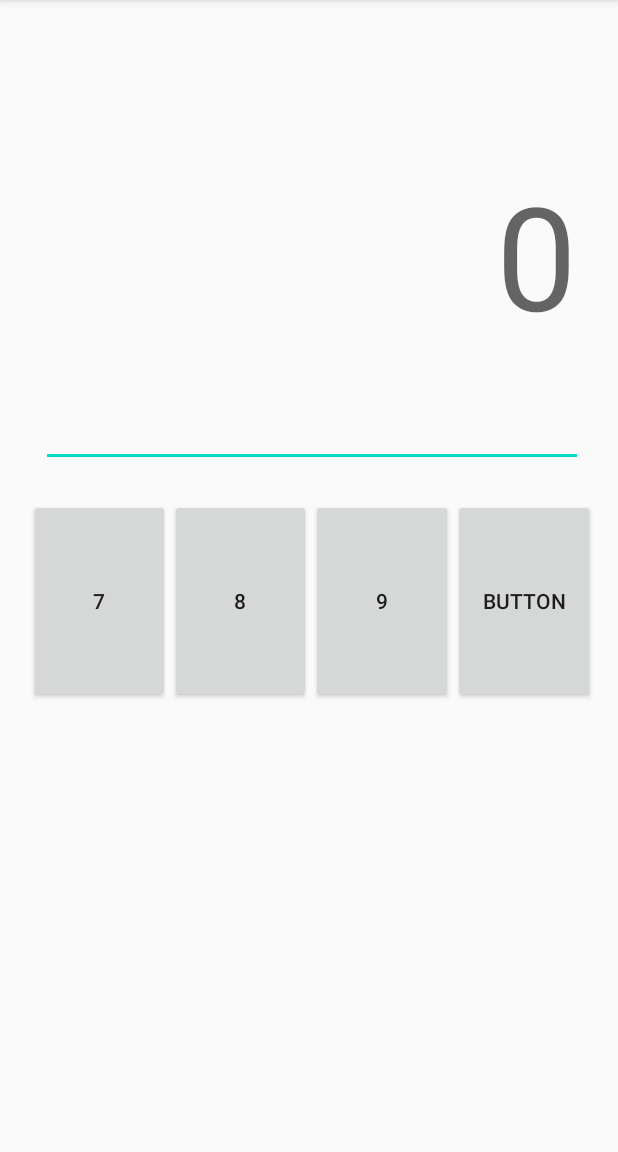
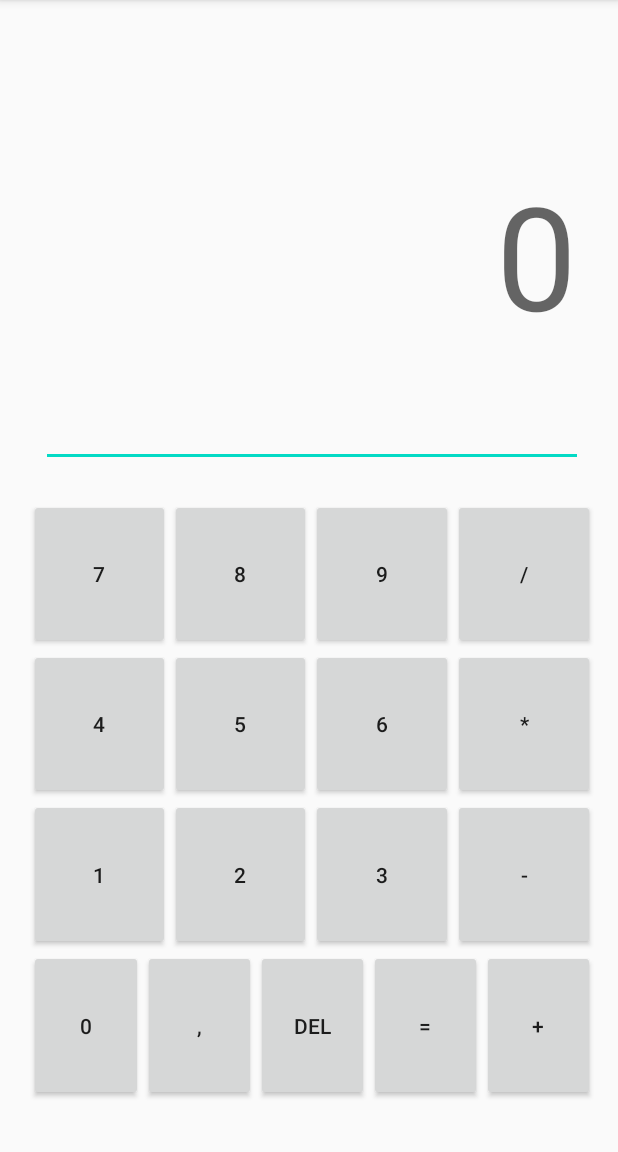
Before and after one commit to JuanAntonio21/calculadora, an Android app: the screen it shows after launch (MainActivity), on a phone screen of 412 x 824 dp, the part 84-1236 px from its top. Run offline under Robolectric (Android 15) with nearby library versions, the phone set to English and light mode, and no system bars.

Commit message:
UP Todos los botones añadidos

```diff
--- a/app/src/main/res/layout/activity_main.xml
+++ b/app/src/main/res/layout/activity_main.xml
@@ -45,27 +45,123 @@
                 android:text="9" />
 
             <Button
-                android:id="@+id/button4"
+                android:id="@+id/buttonDivision"
                 android:layout_width="wrap_content"
                 android:layout_height="match_parent"
                 android:layout_weight="1"
-                android:text="Button" />
+                android:text="/" />
         </TableRow>
 
         <TableRow
             android:layout_width="match_parent"
             android:layout_height="match_parent"
-            android:layout_weight="1" />
+            android:layout_weight="1" >
 
+            <Button
+                android:id="@+id/button4"
+                android:layout_width="wrap_content"
+                android:layout_height="match_parent"
+                android:layout_weight="1"
+                android:text="4" />
+
+            <Button
+                android:id="@+id/button5"
+                android:layout_width="wrap_content"
+                android:layout_height="match_parent"
+                android:layout_weight="1"
+                android:text="5" />
+
+            <Button
+                android:id="@+id/button6"
+                android:layout_width="wrap_content"
+                android:layout_height="match_parent"
+                android:layout_weight="1"
+                android:text="6" />
+
+            <Button
+                android:id="@+id/buttonMult"
+                android:layout_width="wrap_content"
+                android:layout_height="match_parent"
+                android:layout_weight="1"
+                android:text="*" />
+
+        </TableRow>
         <TableRow
             android:layout_width="match_parent"
             android:layout_height="match_parent"
-            android:layout_weight="1" />
+            android:layout_weight="1" >
 
+            <Button
+                android:id="@+id/button1"
+                android:layout_width="wrap_content"
+                android:layout_height="match_parent"
+                android:layout_weight="1"
+                android:text="1" />
+
+            <Button
+                android:id="@+id/button2"
+                android:layout_width="wrap_content"
+                android:layout_height="match_parent"
+                android:layout_weight="1"
+                android:text="2" />
+
+            <Button
+                android:id="@+id/button3"
+                android:layout_width="wrap_content"
+                android:layout_height="match_parent"
+                android:layout_weight="1"
+                android:text="3" />
+
+            <Button
+                android:id="@+id/buttonRest"
+                android:layout_width="wrap_content"
+                android:layout_height="match_parent"
+                android:layout_weight="1"
+                android:text="-" />
+
+        </TableRow>
         <TableRow
             android:layout_width="match_parent"
             android:layout_height="match_parent"
-            android:layout_weight="1" />
+            android:layout_weight="1" >
+
+            <Button
+                android:id="@+id/button0"
+                android:layout_width="wrap_content"
+                android:layout_height="match_parent"
+                android:layout_weight="1"
+                android:text="0" />
+            <Button
+                android:id="@+id/buttonDec"
+                android:layout_width="wrap_content"
+                android:layout_height="match_parent"
+                android:layout_weight="1"
+                android:text="," />
+
+            <Button
+                android:id="@+id/buttonDel"
+                android:layout_width="wrap_content"
+                android:layout_height="match_parent"
+                android:layout_weight="1"
+                android:text="DEL" />
+
+            <Button
+                android:id="@+id/buttonIgu"
+                android:layout_width="wrap_content"
+                android:layout_height="match_parent"
+                android:layout_weight="1"
+                android:text="=" />
+
+            <Button
+                android:id="@+id/buttonSuma"
+                android:layout_width="wrap_content"
+                android:layout_height="match_parent"
+                android:layout_weight="1"
+                android:text="+" />
+
+        </TableRow>
+
+
     </TableLayout>
 
     <EditText
```
